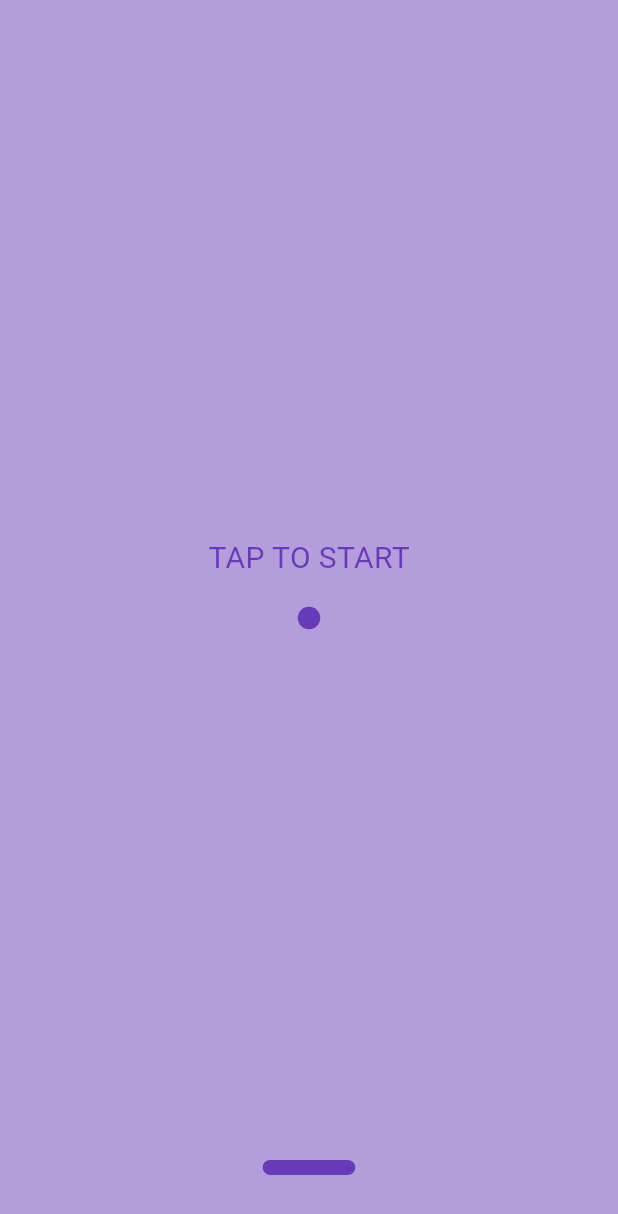
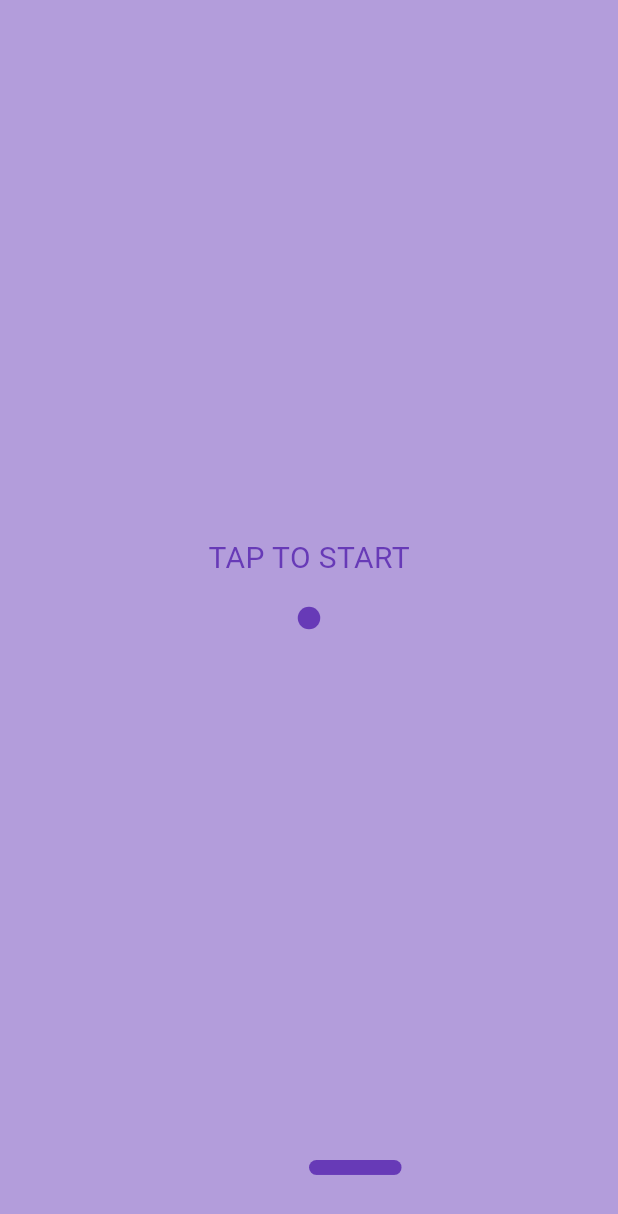
Before and after one commit to Pradeep1234566/Flutter_Game_developmet, a Flutter app: the screen it shows after launch, on a phone screen of 412 x 824 dp. Shown: the top 1214 px of the screen. Run offline on Flutter 3.47's test engine with Material 3 defaults, Android fonts, the phone set to English and light mode, and no system bars.

Commit message:
Added the end to the player so that it doesnt go out of the screen

```diff
--- a/brick_game/lib/pages/Home_page.dart
+++ b/brick_game/lib/pages/Home_page.dart
@@ -15,6 +15,7 @@ class _HomePageState extends State<HomePage> {
   // Ball position coordinates
   double x = 0;
   double y = 0;
+  var ballDirection = 1;
 
   // Game state
   bool isGameStarted = false;
--- a/brick_game/lib/pages/player_page.dart
+++ b/brick_game/lib/pages/player_page.dart
@@ -9,7 +9,7 @@ class PlayerPage extends StatelessWidget {
   @override
   Widget build(BuildContext context) {
     return Container(
-      alignment: Alignment(x, 0.9),
+      alignment: Alignment((2 * x + player_width) / (2 - player_width), 0.9),
       child: ClipRRect(
         borderRadius: BorderRadius.circular(10),
         child: Container(
```
